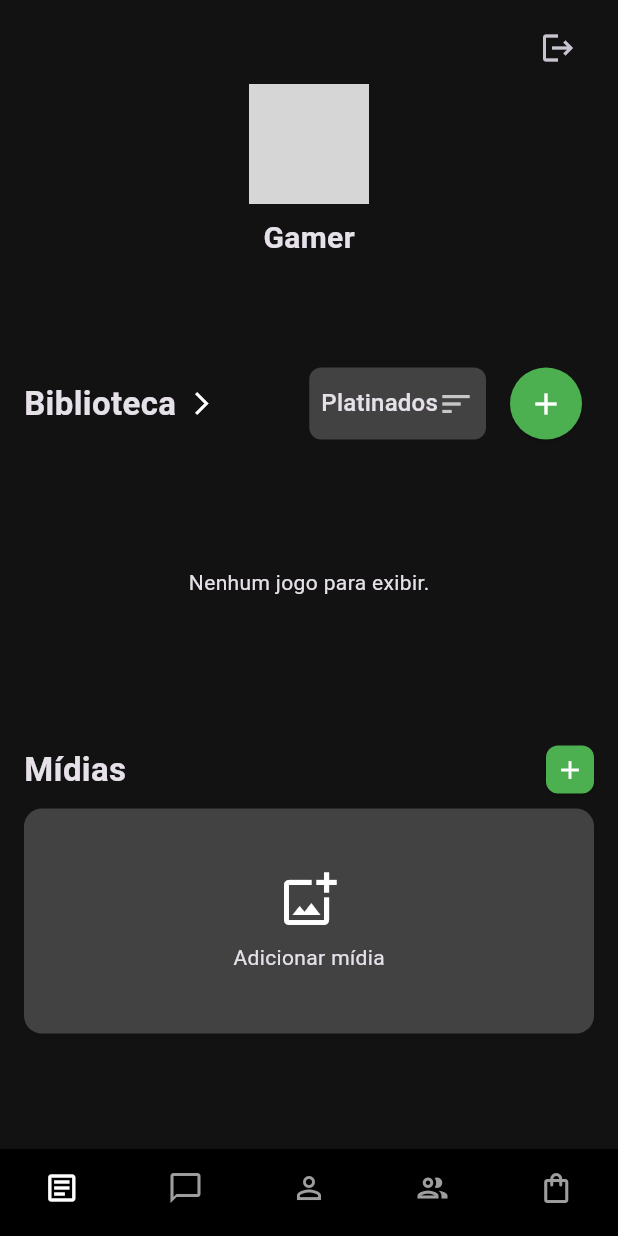
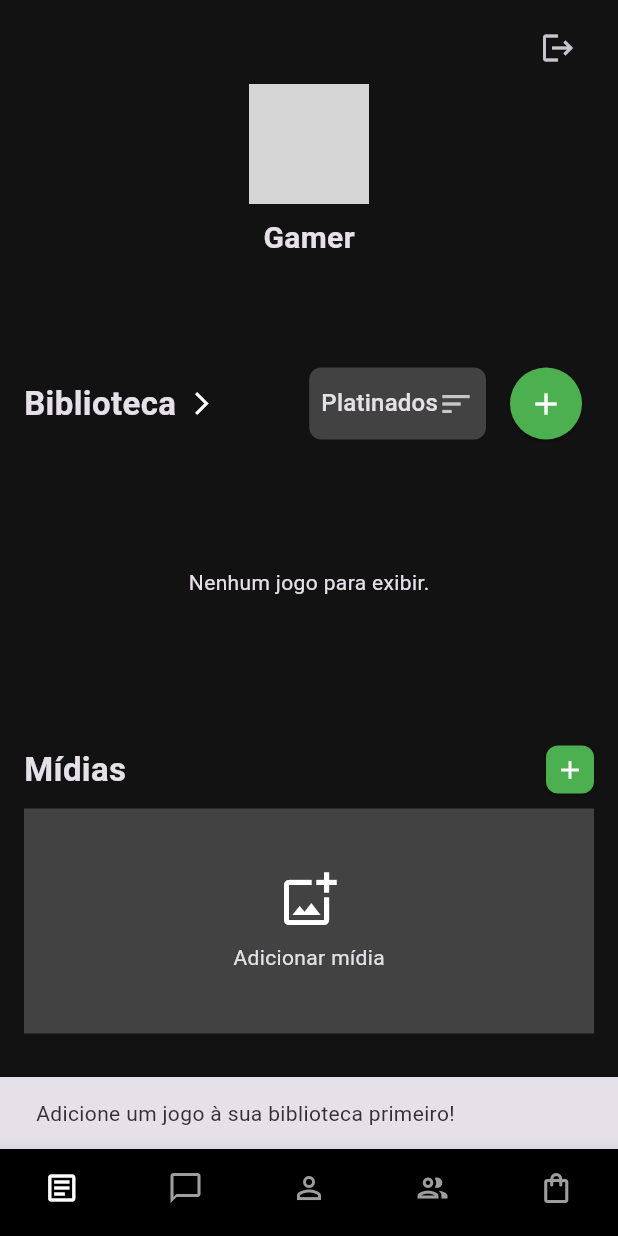
Before and after one commit to cgonssalves/my0games, a Flutter app: the screen it shows after launch, after a tap on "Adicionar mídia", on a phone screen of 412 x 824 dp. Run offline on Flutter 3.47's test engine with Material 3 defaults, Android fonts, the light colour scheme and no system bars; our stand-ins replace drift, image_picker, shared_preferences; accounts and stored records are empty; generated files the repository leaves out were written again; network calls fail; grey boxes are pictures that could not be loaded.

Commit message:
update medias page

```diff
--- a/lib/screens/home_screen.dart
+++ b/lib/screens/home_screen.dart
@@ -7,6 +7,7 @@ import 'dart:collection';
 import 'game_search_screen.dart';
 import 'library_screen.dart';
 import 'media_screen.dart';
+import 'confirm_media_screen.dart';
 import '../database/database.dart';
 import 'login_screen.dart';
 
@@ -20,9 +21,8 @@ class HomeScreen extends StatefulWidget {
 class _HomeScreenState extends State<HomeScreen> {
   late AppDatabase _database;
   String _gamerName = "Carregando...";
-  SortMode _sortMode = SortMode.platinados; // O padrão agora é 'Platinados'
+  SortMode _sortMode = SortMode.platinados;
   int _selectedIndex = 2;
-  List<File> _mediaFiles = [];
   File? _profileImageFile;
 
   @override
@@ -40,12 +40,10 @@ class _HomeScreenState extends State<HomeScreen> {
 
   Future<void> _loadUserData() async {
     final prefs = await SharedPreferences.getInstance();
-    final mediaPaths = prefs.getStringList('mediaImagePaths') ?? [];
     final profileImagePath = prefs.getString('profileImagePath');
     if (mounted) {
       setState(() {
         _gamerName = prefs.getString('gamerName') ?? 'Gamer';
-        _mediaFiles = mediaPaths.map((path) => File(path)).toList();
         if (profileImagePath != null) {
           _profileImageFile = File(profileImagePath);
         }
@@ -53,16 +51,25 @@ class _HomeScreenState extends State<HomeScreen> {
     }
   }
 
-  Future<void> _pickMedia() async {
+  Future<void> _pickMedia(List<Game> userGames) async {
+    if (userGames.where((g) => g.status != 'lista de desejos').toList().isEmpty) {
+      ScaffoldMessenger.of(context).showSnackBar(
+        const SnackBar(content: Text('Adicione um jogo à sua biblioteca primeiro!')),
+      );
+      return;
+    }
+
     final picker = ImagePicker();
     final pickedFiles = await picker.pickMultiImage();
-    if (pickedFiles.isNotEmpty) {
-      final prefs = await SharedPreferences.getInstance();
-      final newFiles = pickedFiles.map((file) => File(file.path)).toList();
-      _mediaFiles.addAll(newFiles);
-      final updatedPaths = _mediaFiles.map((file) => file.path).toList();
-      await prefs.setStringList('mediaImagePaths', updatedPaths);
-      setState(() {});
+
+    if (pickedFiles.isNotEmpty && mounted) {
+      final imageFiles = pickedFiles.map((file) => File(file.path)).toList();
+      Navigator.of(context).push(MaterialPageRoute(
+        builder: (context) => ConfirmMediaScreen(
+          pickedImages: imageFiles,
+          database: _database,
+        ),
+      ));
     }
   }
 
@@ -85,10 +92,7 @@ class _HomeScreenState extends State<HomeScreen> {
         title: const Text('Foto de Perfil'),
         content: const Text('Deseja alterar sua foto de perfil?'),
         actions: [
-          TextButton(
-            onPressed: () => Navigator.pop(context),
-            child: const Text('Cancelar'),
-          ),
+          TextButton(onPressed: () => Navigator.pop(context), child: const Text('Cancelar')),
           ElevatedButton(
             onPressed: () {
               Navigator.pop(context);
@@ -115,7 +119,7 @@ class _HomeScreenState extends State<HomeScreen> {
 
   void _navigateToMediaScreen() {
     Navigator.of(context).push(MaterialPageRoute(
-      builder: (context) => MediaScreen(mediaFiles: _mediaFiles),
+      builder: (context) => MediaScreen(database: _database),
     ));
   }
 
@@ -201,7 +205,6 @@ class _HomeScreenState extends State<HomeScreen> {
                     const SizedBox(height: 16),
                     _buildPlatformIndicator(userPlatforms),
                     const SizedBox(height: 24),
-
                     if (playingGames.isNotEmpty) ...[
                       Padding(
                         padding: const EdgeInsets.symmetric(horizontal: 16.0),
@@ -211,7 +214,6 @@ class _HomeScreenState extends State<HomeScreen> {
                       _buildHorizontalGameList(playingGames),
                       const SizedBox(height: 24),
                     ],
-
                     Padding(
                       padding: const EdgeInsets.symmetric(horizontal: 16.0),
                       child: Row(
@@ -249,8 +251,7 @@ class _HomeScreenState extends State<HomeScreen> {
                     const SizedBox(height: 10),
                     _buildHorizontalGameList(libraryGames),
                     const SizedBox(height: 24),
-
-                    _buildMediaSection(),
+                    _buildMediaSection(allGames),
                   ],
                 ),
               ),
@@ -274,6 +275,41 @@ class _HomeScreenState extends State<HomeScreen> {
         showUnselectedLabels: false,
         showSelectedLabels: false,
         onTap: _onItemTapped,
+      ),
+    );
+  }
+
+  Widget _buildSortDropdown() {
+    return Container(
+      padding: const EdgeInsets.symmetric(horizontal: 8.0),
+      height: 48,
+      decoration: BoxDecoration(color: Colors.grey.shade800, borderRadius: BorderRadius.circular(8.0)),
+      child: DropdownButton<SortMode>(
+        value: _sortMode,
+        onChanged: (SortMode? newValue) {
+          if (newValue != null) setState(() => _sortMode = newValue);
+        },
+        underline: Container(),
+        icon: const Icon(Icons.sort),
+        items: const [
+          DropdownMenuItem(value: SortMode.platinados, child: Text("Platinados")),
+          DropdownMenuItem(value: SortMode.lastAdded, child: Text("Last Add")),
+          DropdownMenuItem(value: SortMode.firstAdded, child: Text("First Add")),
+          DropdownMenuItem(value: SortMode.az, child: Text("A - Z")),
+          DropdownMenuItem(value: SortMode.wishlist, child: Text("Wishlist")),
+        ],
+      ),
+    );
+  }
+
+  Widget _buildPlatformIndicator(List<String> platforms) {
+    if (platforms.isEmpty) return const SizedBox(height: 32);
+    return Container(
+      alignment: Alignment.center,
+      padding: const EdgeInsets.symmetric(horizontal: 16.0),
+      child: Wrap(
+        spacing: 8.0, runSpacing: 8.0, alignment: WrapAlignment.center,
+        children: platforms.map((platform) => Chip(label: Text(platform))).toList(),
       ),
     );
   }
@@ -323,18 +359,56 @@ class _HomeScreenState extends State<HomeScreen> {
     );
   }
 
-  Widget _buildMediaGridPreview() {
-    if (_mediaFiles.isEmpty) {
+  Widget _buildMediaSection(List<Game> userGames) {
+    return Padding(
+      padding: const EdgeInsets.symmetric(horizontal: 16.0),
+      child: Column(
+        children: [
+          Row(
+            mainAxisAlignment: MainAxisAlignment.spaceBetween,
+            children: [
+              const Text("Mídias", style: TextStyle(fontSize: 22, fontWeight: FontWeight.bold)),
+              SizedBox(
+                height: 32,
+                width: 32,
+                child: ElevatedButton(
+                  onPressed: () => _pickMedia(userGames),
+                  style: ElevatedButton.styleFrom(
+                    padding: EdgeInsets.zero,
+                    shape: RoundedRectangleBorder(borderRadius: BorderRadius.circular(8)),
+                  ),
+                  child: const Icon(Icons.add, size: 20),
+                ),
+              ),
+            ],
+          ),
+          const SizedBox(height: 10),
+          StreamBuilder<List<MediaItem>>(
+            stream: _database.mediaDao.watchAllMedia(),
+            builder: (context, snapshot) {
+              if (!snapshot.hasData) return const SizedBox(height: 150);
+              final mediaItems = snapshot.data!;
+              return _buildMediaGridPreview(mediaItems);
+            }
+          ),
+        ],
+      ),
+    );
+  }
+
+  Widget _buildMediaGridPreview(List<MediaItem> mediaItems) {
+    if (mediaItems.isEmpty) {
       return GestureDetector(
-        onTap: _pickMedia,
+        onTap: () => _pickMedia([]),
         child: Container(
           height: 150,
           width: double.infinity,
-          decoration: BoxDecoration(color: Colors.grey.shade800, borderRadius: BorderRadius.circular(12)),
+          decoration: BoxDecoration(color: Colors.grey.shade800),
           child: const Column(mainAxisAlignment: MainAxisAlignment.center, children: [Icon(Icons.add_photo_alternate_outlined, size: 40), SizedBox(height: 8), Text("Adicionar mídia")]),
         ),
       );
     }
+
     return LayoutBuilder(
       builder: (context, constraints) {
         final width = constraints.maxWidth;
@@ -348,7 +422,7 @@ class _HomeScreenState extends State<HomeScreen> {
               SizedBox(
                 width: width * 0.65,
                 height: largeImageHeight,
-                child: _buildMediaItem(_mediaFiles[0]),
+                child: _buildMediaItem(File(mediaItems[0].imagePath)),
               ),
               const SizedBox(width: 8),
               SizedBox(
@@ -357,12 +431,12 @@ class _HomeScreenState extends State<HomeScreen> {
                   children: [
                     SizedBox(
                       height: smallImageSize,
-                      child: _mediaFiles.length > 1 ? _buildMediaItem(_mediaFiles[1]) : Container(),
+                      child: mediaItems.length > 1 ? _buildMediaItem(File(mediaItems[1].imagePath)) : Container(),
                     ),
                     const SizedBox(height: 8),
                     SizedBox(
                       height: smallImageSize,
-                      child: _mediaFiles.length > 2 ? _buildSeeMoreItem(_mediaFiles[2]) : Container(),
+                      child: mediaItems.length > 2 ? _buildSeeMoreItem(File(mediaItems[2].imagePath)) : Container(),
                     ),
                   ],
                 ),
@@ -374,100 +448,27 @@ class _HomeScreenState extends State<HomeScreen> {
     );
   }
 
-  Widget _buildMediaItem(File imageFile) {
-    return Image.file(imageFile, fit: BoxFit.cover, width: double.infinity, height: double.infinity);
-  }
-
   Widget _buildSeeMoreItem(File imageFile) {
     return GestureDetector(
       onTap: _navigateToMediaScreen,
-      child: ClipRRect(
-        child: Stack(
-          fit: StackFit.expand,
-          children: [
-            Image.file(imageFile, fit: BoxFit.cover),
-            BackdropFilter(
-              filter: ImageFilter.blur(sigmaX: 4.0, sigmaY: 4.0),
-              child: Container(color: Colors.black.withOpacity(0.2)),
-            ),
-            const Center(
-              child: Icon(Icons.arrow_forward_ios, color: Colors.white, size: 30),
-            ),
-          ],
-        ),
+      child: Stack(
+        fit: StackFit.expand,
+        children: [
+          Image.file(imageFile, fit: BoxFit.cover),
+          const Center(child: Icon(Icons.arrow_forward_ios, color: Colors.white, size: 30)),
+        ],
       ),
     );
+  }
+
+  Widget _buildMediaItem(File imageFile) {
+    return Image.file(imageFile, fit: BoxFit.cover, width: double.infinity, height: double.infinity);
   }
 
   Widget _buildSectionHeader(String title) {
     return Align(
       alignment: Alignment.centerLeft,
       child: Text(title, style: const TextStyle(fontSize: 22, fontWeight: FontWeight.bold)),
-    );
-  }
-
-  Widget _buildSortDropdown() {
-    return Container(
-      padding: const EdgeInsets.symmetric(horizontal: 8.0),
-      height: 48,
-      decoration: BoxDecoration(color: Colors.grey.shade800, borderRadius: BorderRadius.circular(8.0)),
-      child: DropdownButton<SortMode>(
-        value: _sortMode,
-        onChanged: (SortMode? newValue) {
-          if (newValue != null) setState(() => _sortMode = newValue);
-        },
-        underline: Container(),
-        icon: const Icon(Icons.sort),
-        items: const [
-          DropdownMenuItem(value: SortMode.platinados, child: Text("Platinados")),
-          DropdownMenuItem(value: SortMode.lastAdded, child: Text("Last Add")),
-          DropdownMenuItem(value: SortMode.firstAdded, child: Text("First Add")),
-          DropdownMenuItem(value: SortMode.az, child: Text("A - Z")),
-          DropdownMenuItem(value: SortMode.wishlist, child: Text("Wishlist")),
-        ],
-      ),
-    );
-  }
-
-  Widget _buildPlatformIndicator(List<String> platforms) {
-    if (platforms.isEmpty) return const SizedBox(height: 32);
-    return Container(
-      alignment: Alignment.center,
-      padding: const EdgeInsets.symmetric(horizontal: 16.0),
-      child: Wrap(
-        spacing: 8.0, runSpacing: 8.0, alignment: WrapAlignment.center,
-        children: platforms.map((platform) => Chip(label: Text(platform))).toList(),
-      ),
-    );
-  }
-
-  Widget _buildMediaSection() {
-    return Padding(
-      padding: const EdgeInsets.symmetric(horizontal: 16.0),
-      child: Column(
-        children: [
-          Row(
-            mainAxisAlignment: MainAxisAlignment.spaceBetween,
-            children: [
-              const Text("Mídias", style: TextStyle(fontSize: 22, fontWeight: FontWeight.bold)),
-              SizedBox(
-                height: 32,
-                width: 32,
-                child: ElevatedButton(
-                  onPressed: _pickMedia,
-                  style: ElevatedButton.styleFrom(
-                    padding: EdgeInsets.zero,
-                    shape: RoundedRectangleBorder(borderRadius: BorderRadius.circular(8)),
-                  ),
-                  child: const Icon(Icons.add, size: 20),
-                ),
-              ),
-            ],
-          ),
-          const SizedBox(height: 10),
-          _buildMediaGridPreview(),
-        ],
-      ),
     );
   }
 
--- a/lib/screens/library_screen.dart
+++ b/lib/screens/library_screen.dart
@@ -11,7 +11,7 @@ class LibraryScreen extends StatefulWidget {
 }
 
 class _LibraryScreenState extends State<LibraryScreen> {
-  SortMode _sortMode = SortMode.lastAdded;
+  SortMode _sortMode = SortMode.platinados;
 
   void _navigateToGameSearch() {
     Navigator.of(context).push(MaterialPageRoute(
@@ -61,10 +61,10 @@ class _LibraryScreenState extends State<LibraryScreen> {
       icon: const Icon(Icons.sort, color: Colors.white),
       dropdownColor: Colors.grey[800],
       items: const [
+        DropdownMenuItem(value: SortMode.platinados, child: Text("Platinados")),
         DropdownMenuItem(value: SortMode.lastAdded, child: Text("Last Add")),
         DropdownMenuItem(value: SortMode.firstAdded, child: Text("First Add")),
         DropdownMenuItem(value: SortMode.az, child: Text("A - Z")),
-        DropdownMenuItem(value: SortMode.platinados, child: Text("Platinados")),
         DropdownMenuItem(value: SortMode.wishlist, child: Text("Wishlist")),
       ],
     );
```
Also changed, not shown: lib/database/database.dart (+14 -13 lines), lib/database/tables.dart (+6 -1 lines), lib/screens/confirm_media_screen.dart (added, +117 -0 lines), lib/screens/media_screen.dart (+90 -15 lines), lib/screens/photo_view_screen.dart (added, +77 -0 lines), lib/database/database.g.dart.
